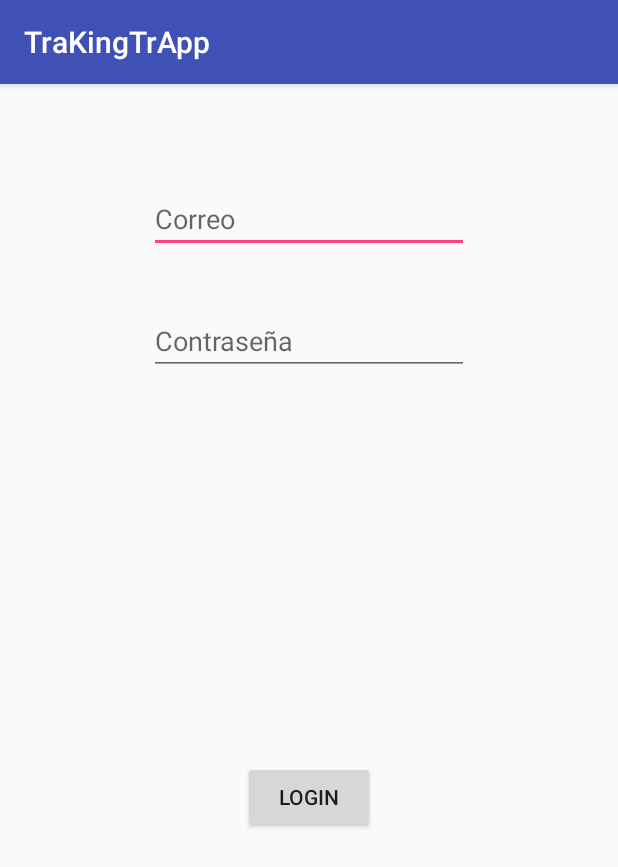
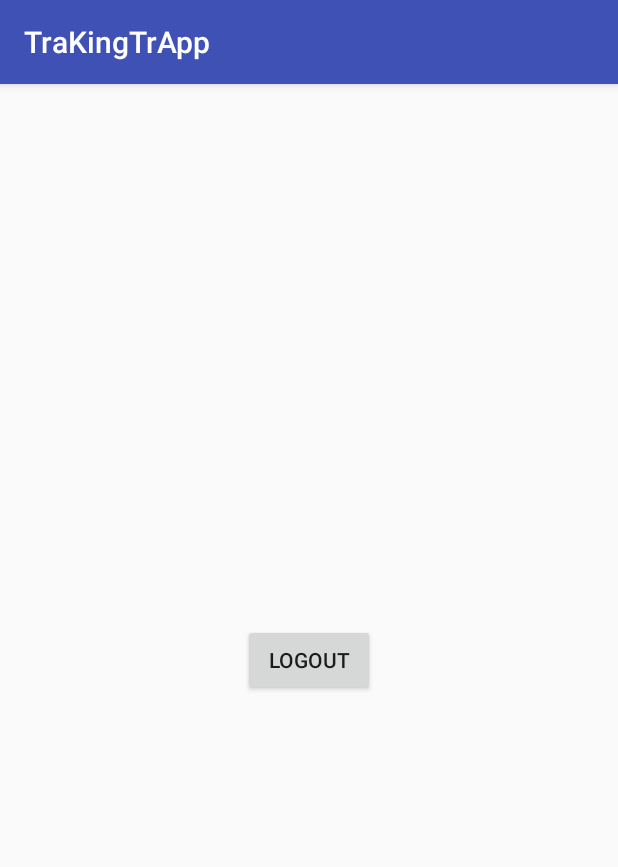
Before and after one commit to mgs96/Vendedor, an Android app: the screen it shows after launch (login), on a phone screen of 412 x 824 dp. Shown: the top 867 px of the screen. Run offline under Robolectric (Android 15) with nearby library versions, the phone set to English and light mode, and no system bars; our stand-ins replace Firebase (no records; nobody signed in at launch, a user with empty details on screens opened directly); libraries missing offline, so code that uses them is left out: com.firebase.ui; 1 statement that could not run was skipped.

Commit message:
joaaa, triste mk

```diff
--- a/app/build.gradle
+++ b/app/build.gradle
@@ -5,7 +5,7 @@ android {
     buildToolsVersion "25.0.2"
     defaultConfig {
         applicationId "com.movil.mauricio_taborda.vendedor"
-        minSdkVersion 14
+        minSdkVersion 19
         targetSdkVersion 25
         versionCode 1
         versionName "1.0"
@@ -29,6 +29,7 @@ dependencies {
     compile 'com.google.firebase:firebase-core:9.6.1'
     compile 'com.google.firebase:firebase-auth:9.6.1'
     compile 'com.google.firebase:firebase-database:9.6.1'
+    compile 'com.firebaseui:firebase-ui:0.4.4'
     testCompile 'junit:junit:4.12'
 }
 
--- a/app/src/main/java/com/movil/mauricio_taborda/vendedor/login.java
+++ b/app/src/main/java/com/movil/mauricio_taborda/vendedor/login.java
@@ -1,57 +1,58 @@
 package com.movil.mauricio_taborda.vendedor;
 
+import android.content.Intent;
 import android.support.annotation.NonNull;
 import android.support.v7.app.AppCompatActivity;
 import android.os.Bundle;
+import android.util.Log;
 import android.view.View;
 import android.widget.EditText;
 import android.widget.Toast;
 
+import com.firebase.ui.auth.AuthUI;
 import com.google.android.gms.tasks.OnCompleteListener;
 import com.google.android.gms.tasks.Task;
-import com.google.firebase.auth.AuthResult;
 import com.google.firebase.auth.FirebaseAuth;
-import com.google.firebase.auth.FirebaseUser;
 
 public class login extends AppCompatActivity {
 
     private FirebaseAuth mAuth;
-    FirebaseUser user;
-    EditText email;
-    EditText password;
+
+    private static final int RC_SIGN_IN = 0;
 
     @Override
     protected void onCreate(Bundle savedInstanceState) {
         super.onCreate(savedInstanceState);
         setContentView(R.layout.activity_login);
         mAuth = FirebaseAuth.getInstance();
-        email = (EditText) findViewById(R.id.etLogin);
-        password = (EditText) findViewById(R.id.etPass);
+
+        if(mAuth.getCurrentUser() != null){
+            //user signed
+        }else {
+            startActivityForResult(AuthUI.getInstance()
+                    .createSignInIntentBuilder()
+                    .setProviders(AuthUI.EMAIL_PROVIDER, AuthUI.GOOGLE_PROVIDER)
+                    .build(), RC_SIGN_IN);
+        }
     }
 
     @Override
-    public void onStart() {
-        super.onStart();
-        // Check if user is signed in (non-null) and update UI accordingly.
-        FirebaseUser currentUser = mAuth.getCurrentUser();
+    protected void onActivityResult(int requestCode, int resultCode, Intent data) {
+        super.onActivityResult(requestCode, resultCode, data);
+        if(requestCode == RC_SIGN_IN){
+            if(resultCode == RESULT_OK){
+                Log.d("AUTH", mAuth.getCurrentUser().getEmail());
+            }
+        }
     }
 
-    public void login(View view) {
-        mAuth.signInWithEmailAndPassword(email.getText().toString(), password.getText().toString())
-        .addOnCompleteListener(this, new OnCompleteListener<AuthResult>() {
+    public void logout(View view) {
+        AuthUI.getInstance().signOut(this).addOnCompleteListener(new OnCompleteListener<Void>() {
             @Override
-            public void onComplete(@NonNull Task<AuthResult> task) {
-                if (task.isSuccessful()) {
-                    // Sign in success, update UI with the signed-in user's information
-                    user = mAuth.getCurrentUser();
-                    Toast.makeText(getApplicationContext(), user.getUid(), Toast.LENGTH_SHORT).show();
-                } else {
-                    // If sign in fails, display a message to the user.
-                    Toast.makeText(login.this, "Authentication failed.",
-                            Toast.LENGTH_SHORT).show();
-                }
-
+            public void onComplete(@NonNull Task<Void> task) {
+                Log.d("AUTH", "LOGOUT");
             }
         });
+
     }
 }
--- a/app/src/main/res/layout/activity_login.xml
+++ b/app/src/main/res/layout/activity_login.xml
@@ -6,44 +6,18 @@
     android:layout_height="match_parent"
     tools:context="com.movil.mauricio_taborda.vendedor.login">
 
-    <EditText
-        android:id="@+id/etLogin"
-        android:layout_width="wrap_content"
-        android:layout_height="wrap_content"
-        android:ems="10"
-        android:hint="Correo"
-        android:inputType="textEmailAddress"
-        app:layout_constraintTop_toTopOf="parent"
-        android:layout_marginTop="67dp"
-        android:layout_marginRight="8dp"
-        app:layout_constraintRight_toRightOf="parent"
-        android:layout_marginLeft="8dp"
-        app:layout_constraintLeft_toLeftOf="parent" />
-
-    <EditText
-        android:id="@+id/etPass"
-        android:layout_width="wrap_content"
-        android:layout_height="wrap_content"
-        android:layout_marginTop="36dp"
-        android:ems="10"
-        android:hint="Contraseña"
-        android:inputType="textPassword"
-        app:layout_constraintTop_toBottomOf="@+id/etLogin"
-        android:layout_marginLeft="8dp"
-        app:layout_constraintLeft_toLeftOf="parent"
-        android:layout_marginRight="8dp"
-        app:layout_constraintRight_toRightOf="parent" />
-
     <Button
         android:id="@+id/button2"
         android:layout_width="wrap_content"
         android:layout_height="wrap_content"
-        android:layout_marginTop="257dp"
-        android:text="Login"
-        app:layout_constraintTop_toBottomOf="@+id/etPass"
+        android:text="Logout"
         android:layout_marginRight="8dp"
         app:layout_constraintRight_toRightOf="parent"
         android:layout_marginLeft="8dp"
         app:layout_constraintLeft_toLeftOf="parent"
-        android:onClick="login"/>
+        android:onClick="logout"
+        app:layout_constraintTop_toTopOf="parent"
+        android:layout_marginTop="8dp"
+        app:layout_constraintBottom_toBottomOf="parent"
+        android:layout_marginBottom="8dp" />
 </android.support.constraint.ConstraintLayout>
```
Also changed, not shown: app/src/main/ic_launcher-web.png (added), app/src/main/logo.png (added), app/src/main/res/mipmap-hdpi/ic_launcher.png, app/src/main/res/mipmap-mdpi/ic_launcher.png, app/src/main/res/mipmap-xhdpi/ic_launcher.png, app/src/main/res/mipmap-xxhdpi/ic_launcher.png, app/src/main/res/mipmap-xxxhdpi/ic_launcher.png, 1 other file.
